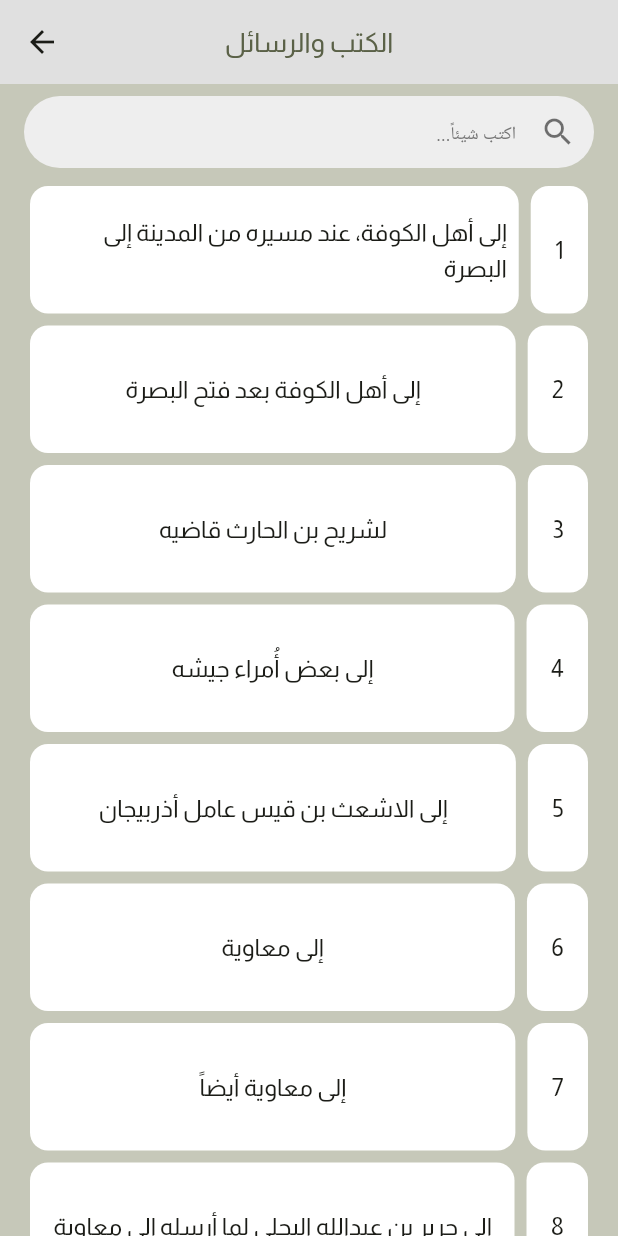
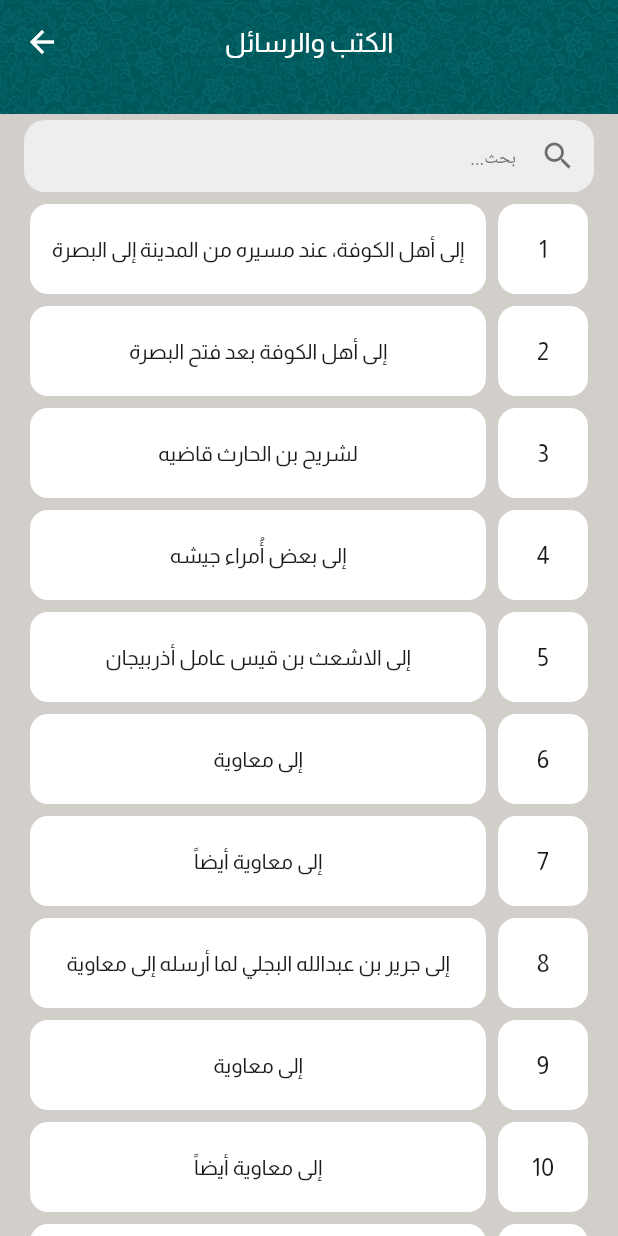
Before and after one commit to Amorphteam/z_platform, a Flutter app: the screen it shows after launch, after a tap on "الكُـــتُــب والرَّســـائِل", on a phone screen of 412 x 824 dp. Run offline on Flutter 3.47's test engine with Material 3 defaults, Android fonts, the phone set to English and light mode, and no system bars; our stand-ins replace bloc, firebase_analytics, firebase_core, firebase_crashlytics, flutter_bloc, flutter_html and 8 more; missing offline and left inert: epub_parser; accounts and stored records are empty; generated files the repository leaves out were written again; network calls fail.

Commit message:
Add background to CustomAppBar

```diff
--- a/lib/main.dart
+++ b/lib/main.dart
@@ -59,7 +59,7 @@ class MyApp extends StatelessWidget {
       onSecondary: Color(0xFFFFFFFF),
       error: Color(0xFFBA1A1A),
       onError: Color(0xFFFFFFFF),
-      surface: Color(0xFFE0E0E0),
+      surface: Color(0xffd2ceca),
       onSurface: Color(0xFF1B1C17),
       primaryContainer: Color(0xFFCDEF84),
       onPrimaryContainer: Color(0xFF141F00),
--- a/lib/screen/toc/toc_screen.dart
+++ b/lib/screen/toc/toc_screen.dart
@@ -33,12 +33,10 @@ class _TocScreenState extends State<TocScreen> {
       widget.title = widget.title!.replaceAll('\n', ' ');
     }
     return Scaffold(
-      backgroundColor: Theme.of(context).colorScheme.primary,
       appBar: AppBar(
         iconTheme: const IconThemeData(
           color: Colors.white, // Maintain consistent icon color
         ),
-        backgroundColor: Theme.of(context).colorScheme.primary,
         title: Text(
           widget.title ?? '',
           style: const TextStyle(color: Colors.white),
--- a/lib/screen/toc_with_number/toc_with_number_screen.dart
+++ b/lib/screen/toc_with_number/toc_with_number_screen.dart
@@ -56,8 +56,8 @@ class _TocWithNumberScreenState extends State<TocWithNumberScreen> {
       widget.title = widget.title!.replaceAll('\n', ' ');
     }
     return Scaffold(
-      backgroundColor: Theme.of(context).colorScheme.outlineVariant,
       appBar: CustomAppBar(
+        backgroundImage: 'assets/image/back_tazhib_light.png',
         title: widget.title ?? '',
         showSearchBar: true,
         onSearch: _filterItems,
@@ -110,7 +110,6 @@ class _TocWithNumberScreenState extends State<TocWithNumberScreen> {
           : Stack(
         children: [
           !isLandscape ? Container(
-            color: Theme.of(context).colorScheme.outlineVariant,
           ):
           Align(
             alignment: Alignment.topCenter,
@@ -188,11 +187,6 @@ class _TocWithNumberScreenState extends State<TocWithNumberScreen> {
   Widget _buildCardView(TocItem item, BuildContext context) => Container(
     alignment: Alignment.center,
     margin: const EdgeInsets.symmetric(vertical: 0.0, horizontal: 16.0),
-    child: Container(
-      child: Row(
-        crossAxisAlignment: CrossAxisAlignment.end,
-        children: [
-          Expanded(
     child: GestureDetector(
       onTap: () => _navigateTo(context, item),
       child: Row(
@@ -205,14 +199,15 @@ class _TocWithNumberScreenState extends State<TocWithNumberScreen> {
                 color: Colors.white,
                 elevation: 0,
                 child: SizedBox(
-                          height: 85,
+                  height: 60,
                   child: Center(
                     child: Padding(
                       padding: const EdgeInsets.all(8.0),
                       child: Text(
+                        maxLines: 2,
                         item.title,
                         textAlign: TextAlign.start,
-                                style: Theme.of(context).textTheme.bodyLarge,
+                        style: Theme.of(context).textTheme.bodyMedium,
                       ),
                     ),
                   ),
@@ -224,17 +219,13 @@ class _TocWithNumberScreenState extends State<TocWithNumberScreen> {
             elevation: 0,
             color: Colors.white,
             child: Container(
-                      height: 85,
-                      margin: const EdgeInsets.symmetric(horizontal: 16),
+              height: 60,
+              width: 60,
               child: Center(
                 child: Text(
                   item.key?.split('_').last ?? '',
                   style: Theme.of(context).textTheme.bodyLarge,
                 ),
-                      ),
-                    ),
-                  ),
-                ],
               ),
             ),
           ),
--- a/lib/widget/custom_appbar.dart
+++ b/lib/widget/custom_appbar.dart
@@ -13,8 +13,8 @@ class CustomAppBar extends StatefulWidget implements PreferredSizeWidget {
   final Function(String)? onSearch; // Optional
   final Function(String)? onSubmitted; // Optional
   final bool showSearchBar; // Toggle for search bar
-  final Color? backgroundColor;
-  final bool showBackgroundImage;
+  final String? backgroundImage; // New parameter for background image
+
 
   const CustomAppBar({
     Key? key,
@@ -27,8 +27,7 @@ class CustomAppBar extends StatefulWidget implements PreferredSizeWidget {
     this.showSearchBar = true,
     this.leftWidget,
     this.onSubmitted, // Default: show search bar
-    this.backgroundColor,
-    this.showBackgroundImage = false,
+    this.backgroundImage, // Add to constructor
   }) : super(key: key);
 
   @override
@@ -51,18 +50,19 @@ class _CustomAppBarState extends State<CustomAppBar> {
       children: [
         AppBar(
           elevation: 0,
-          backgroundColor: widget.backgroundColor,
-          flexibleSpace: widget.showBackgroundImage
+
+          backgroundColor: widget.backgroundImage != null ? Colors.transparent : null,
+          flexibleSpace: widget.backgroundImage != null
               ? Container(
+                  height: kToolbarHeight + 20,
                   decoration: BoxDecoration(
                     image: DecorationImage(
-                      image: AssetImage(
-                        isDarkMode
-                            ? 'assets/image/back_tazhib_dark.png'
-                            : 'assets/image/back_tazhib_light.png',
+                      image: AssetImage(widget.backgroundImage!),
+                      fit: BoxFit.cover,
+                      colorFilter: ColorFilter.mode(
+                        Colors.black.withOpacity(0.3),
+                        BlendMode.darken,
                       ),
-                      fit: BoxFit.cover,
-                      alignment: Alignment.center,
                     ),
                   ),
                 )
@@ -70,14 +70,18 @@ class _CustomAppBarState extends State<CustomAppBar> {
           leading: widget.leftIcon != null
               ? IconButton(
                   icon: Icon(widget.leftIcon,
-                color: isDarkMode ? Colors.white : Colors.black),
+                      color: Colors.white),
                   onPressed: widget.onLeftTap ?? _showAboutUs,
                 )
-              : widget.leftWidget,
+              : widget.leftWidget ?? IconButton(
+                  icon: const Icon(Icons.arrow_back,
+                      color: Colors.white),
+                  onPressed: () => Navigator.of(context).pop(),
+                ),
           title: Text(
             widget.title,
             style: TextStyle(
-              color: Theme.of(context).colorScheme.secondary,
+              color: widget.backgroundImage != null ? Colors.white : Theme.of(context).colorScheme.secondary,
               fontSize: 18,
               fontWeight: FontWeight.normal,
             ),
@@ -87,38 +91,35 @@ class _CustomAppBarState extends State<CustomAppBar> {
               ? [
                   IconButton(
                     icon: Icon(widget.rightIcon,
-                  color: isDarkMode ? Colors.white : Colors.black),
+                        color: widget.backgroundImage != null ? Colors.white : (isDarkMode ? Colors.white : Colors.black)),
                     onPressed: widget.onRightTap ?? () => _showThemeDialog(context),
                   ),
                 ]
-              : [], // Hide if rightIcon is null
+              : [],
         ),
-        if (widget.showSearchBar) // Conditionally show search bar
+        if (widget.showSearchBar)
           Padding(
-            padding:
-            const EdgeInsets.symmetric(horizontal: 16.0, vertical: 8.0),
+            padding: const EdgeInsets.symmetric(horizontal: 16.0, vertical: 4),
             child: Directionality(
               textDirection: TextDirection.rtl,
               child: Theme(
                 data: ThemeData(
                   textSelectionTheme: TextSelectionThemeData(
-                    cursorColor: isDarkMode
-                        ? Colors.white
-                        : Colors.black, // Cursor color
+                    cursorColor: isDarkMode ? Colors.white : Colors.black,
                   ),
                 ),
                 child: TextField(
                   controller: _searchController,
                   onChanged: (value) {
-                    setState(() {}); // Refresh UI when text changes
+                    setState(() {});
                     if (widget.onSearch != null) widget.onSearch!(value);
                   },
                   onSubmitted: widget.onSubmitted,
                   decoration: InputDecoration(
-                    hintText: "اكتب شيئاً...",
+                    hintText: "بحث...",
                     hintStyle: TextStyle(
                       fontSize: 12,
-                      color: isDarkMode ? Colors.grey[400] : Colors.grey[600], // Hint color
+                      color: isDarkMode ? Colors.grey[400] : Colors.grey[600],
                     ),
                     prefixIcon: Icon(Icons.search,
                         color: isDarkMode ? Colors.white : Colors.black54),
@@ -127,20 +128,20 @@ class _CustomAppBarState extends State<CustomAppBar> {
                             icon: Icon(Icons.clear, color: isDarkMode ? Colors.white : Colors.black54),
                             onPressed: () {
                               _searchController.clear();
-                        setState(() {}); // Refresh UI to hide the clear button
-                        if (widget.onSearch != null) widget.onSearch!(''); // Clear search callback
+                              setState(() {});
+                              if (widget.onSearch != null) widget.onSearch!('');
                             },
                           )
-                        : null, // Hide clear button if no text
+                        : null,
                     filled: true,
-                    fillColor: isDarkMode ? Colors.grey[900] : Colors.grey[200], // Background color
+                    fillColor: isDarkMode ? Colors.grey[900] : Colors.grey[200],
                     border: OutlineInputBorder(
-                      borderRadius: BorderRadius.circular(30),
+                      borderRadius: BorderRadius.circular(14),
                       borderSide: BorderSide.none,
                     ),
                     contentPadding: const EdgeInsets.symmetric(vertical: 0),
                   ),
-                  style: TextStyle(color: isDarkMode ? Colors.white : Colors.black), // Text color
+                  style: TextStyle(color: isDarkMode ? Colors.white : Colors.black),
                 ),
               ),
             ),
```
Also changed, not shown: 1 other file. Lines whose indentation alone changed are shown as unchanged.
